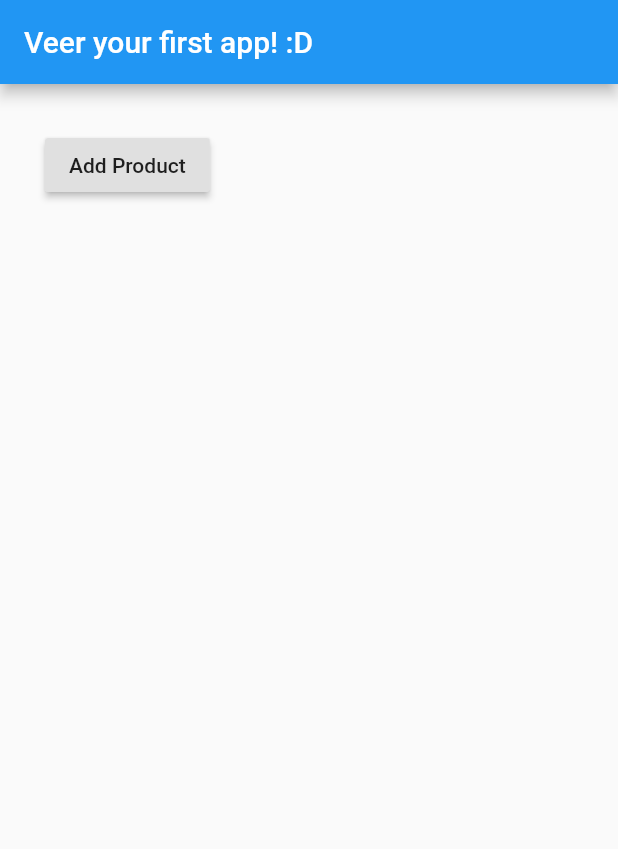
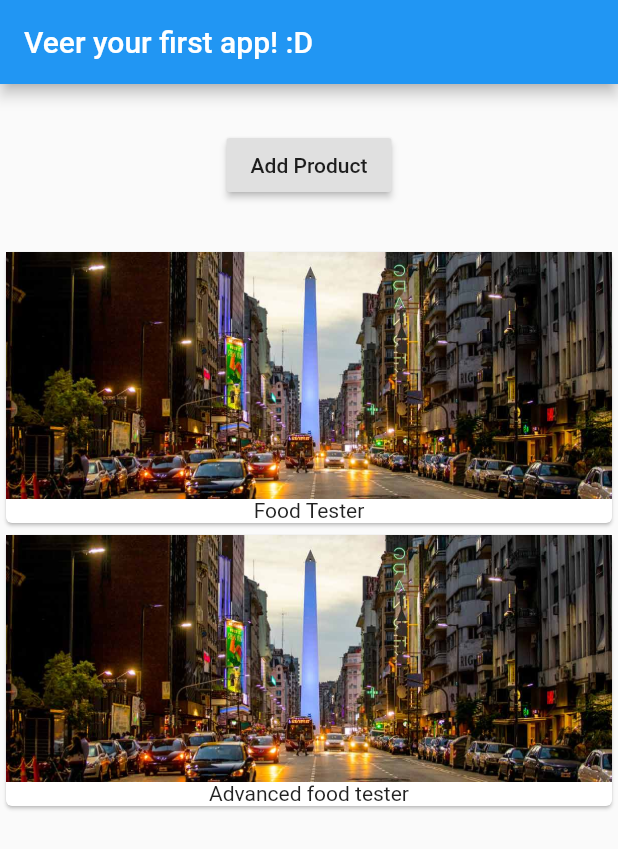
Before and after one commit to gurupratap-matharu/flutter_course, a Flutter app: the screen it shows after launch, after a tap on "Add Product", on a phone screen of 412 x 824 dp. Shown: the top 849 px of the screen. Run offline on Flutter 3.47's test engine with Material 2 defaults, Android fonts, the phone set to English and light mode, and no system bars.

Commit message:
main.dart is now lighter while calling subclasses

```diff
--- a/lib/main.dart
+++ b/lib/main.dart
@@ -1,18 +1,10 @@
 import 'package:flutter/material.dart';
+
+import './product_manager.dart';
 
 void main() => runApp(MyApp());
 
-class MyApp extends StatefulWidget {
-  @override
-  State<StatefulWidget> createState() {
-    // TODO: implement createState
-    return _MyAppState();
-  }
-}
-
-class _MyAppState extends State<MyApp> {
-  List<String> _products = ['Food Tester'];
-
+class MyApp extends StatelessWidget {
   @override
   Widget build(BuildContext context) {
     return MaterialApp(
@@ -20,21 +12,7 @@ class _MyAppState extends State<MyApp> {
           appBar: AppBar(
             title: Text('Veer your first app! :D'),
           ),
-          body: Column(
-            children: <Widget>[
-              Container(
-                margin: EdgeInsets.all(30.0),
-                child: RaisedButton(
-                  onPressed: () {
-                    setState(() {
-                      _products.add('Advanced food tester');
-                    });
-                  },
-                  child: Text('Add Product'),
-                ),
-              ),
-            ],
-          )),
+          body: ProductManager()),
     );
   }
 }
```
Also changed, not shown: lib/products.dart (indentation only).
